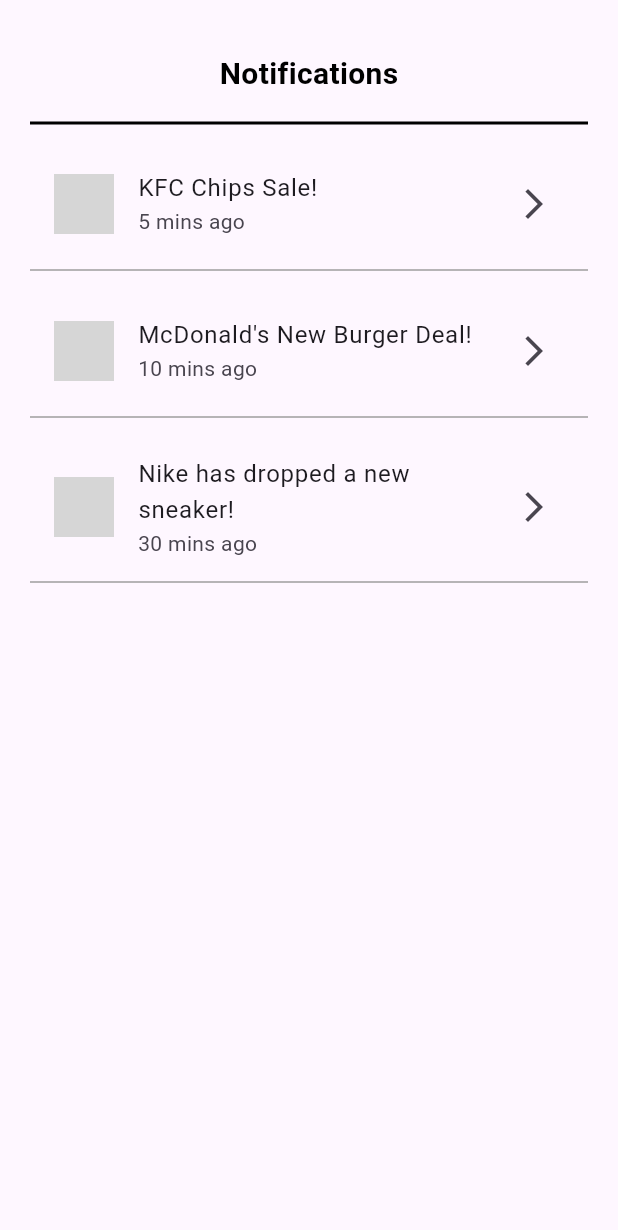
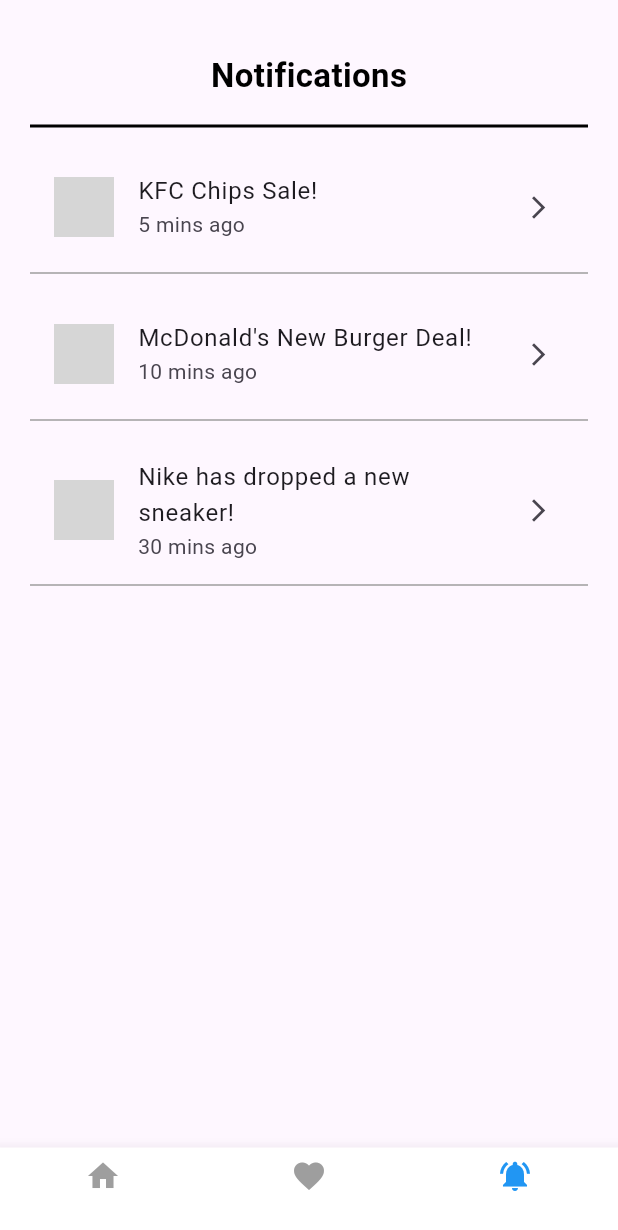
Before and after one commit to mfeaya201/Perkii, a Flutter app: the screen it shows after launch, on a phone screen of 412 x 824 dp. Shown: the top 1230 px of the screen. Run offline on Flutter 3.47's test engine with Material 3 defaults, Android fonts, the phone set to English and light mode, and no system bars; grey boxes are pictures that could not be loaded.

Commit message:
added nav bar to the notifcations page

```diff
--- a/lib/pages/notification_page.dart
+++ b/lib/pages/notification_page.dart
@@ -22,7 +22,7 @@ class NotificationPage extends StatelessWidget {
     },
   ];
 
-  Widget buildNotificationTile(Map<String, String> notification){
+  Widget buildNotificationTile(Map<String, String> notification) {
     return Padding(
       padding: const EdgeInsets.only(top: 10),
       child: Column(
@@ -33,31 +33,31 @@ class NotificationPage extends StatelessWidget {
             ),
             title: Text(notification['title']!),
             subtitle: Text(notification['time']!),
-            trailing: const Icon(Icons.arrow_forward_ios),
+            trailing: const Icon(Icons.arrow_forward_ios, size: 18),
           ),
           const Divider(
             thickness: 1,
             color: Colors.grey,
-          )
+          ),
         ],
       ),
     );
   }
 
-
   @override
   Widget build(BuildContext context) {
     return Scaffold(
+      // ✅ BODY CONTENT
       body: Padding(
         padding: const EdgeInsets.all(20),
         child: Column(
           children: [
-            const SizedBox(height: 15), // top spacing
-            Center(
+            const SizedBox(height: 15),
+            const Center(
               child: Text(
                 "Notifications",
-                style: const TextStyle(
-                  fontSize: 20, // slightly bigger
+                style: TextStyle(
+                  fontSize: 22,
                   fontWeight: FontWeight.bold,
                   color: Colors.black,
                 ),
@@ -73,11 +73,43 @@ class NotificationPage extends StatelessWidget {
                 itemCount: notifications.length,
                 itemBuilder: (context, index) {
                   return buildNotificationTile(notifications[index]);
-                }
+                },
               ),
-            )
+            ),
           ],
         ),
+      ),
+
+
+      bottomNavigationBar: BottomNavigationBar(
+        backgroundColor: Colors.white,
+        selectedItemColor: Colors.blue,
+        unselectedItemColor: Colors.grey,
+        currentIndex: 2, // 0 = home, 1 = favorites, 2 = notifications
+        onTap: (index) {
+          // Example navigation logic:
+          if (index == 0) {
+            // Navigator.pushReplacementNamed(context, '/home');
+          } else if (index == 1) {
+            // Navigator.pushReplacementNamed(context, '/favorites');
+          } else if (index == 2) {
+            // We’re already on notifications
+          }
+        },
+        items: const [
+          BottomNavigationBarItem(
+            icon: Icon(Icons.home),
+            label: '',
+          ),
+          BottomNavigationBarItem(
+            icon: Icon(Icons.favorite),
+            label: '',
+          ),
+          BottomNavigationBarItem(
+            icon: Icon(Icons.notifications_active), // Highlighted icon
+            label: '',
+          ),
+        ],
       ),
     );
   }
```
